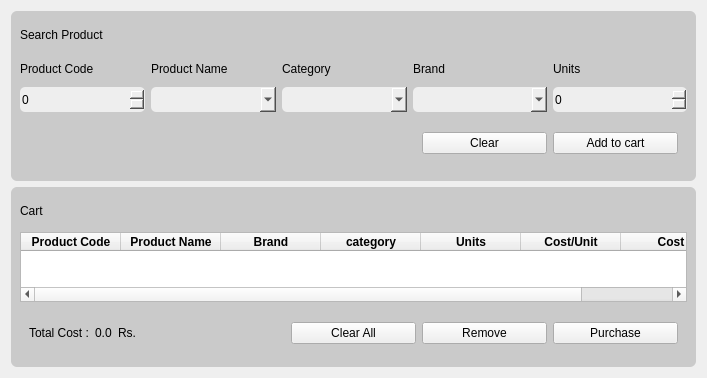
Above: ui/Purchase.ui from sarin32/Supermarket-Inventory-and-Sales-Management-System before the change. Below: the same form after it.
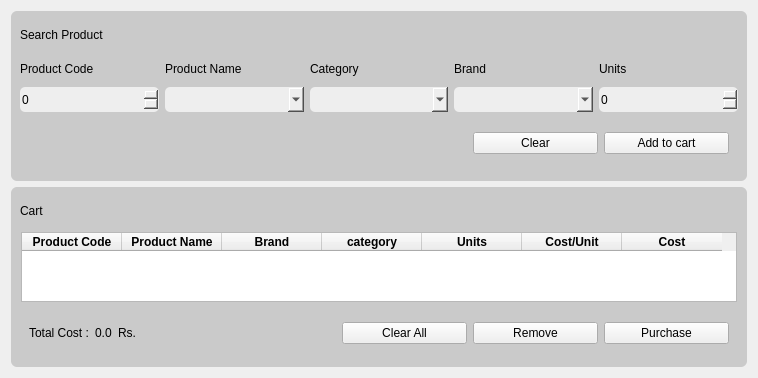
That is the form after the change.

```diff
--- a/ui/Purchase.ui
+++ b/ui/Purchase.ui
@@ -6,7 +6,7 @@
    <rect>
     <x>0</x>
     <y>0</y>
-    <width>703</width>
+    <width>758</width>
     <height>375</height>
    </rect>
   </property>
```
